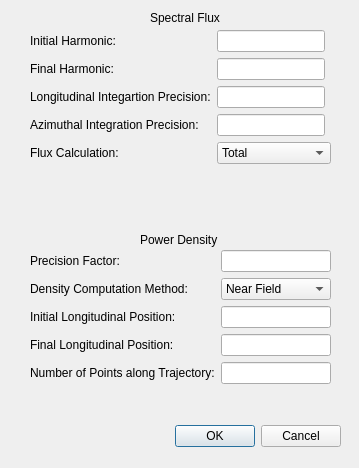
Above: radtrack/ui/precisionthicksrw.ui from aerosadegh/radtrack before the change. Below: the same form after it.
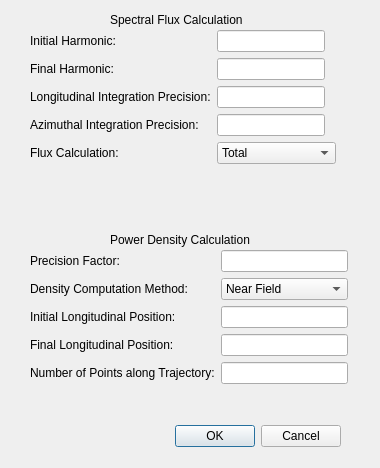
That is the form after the change.

Patch:
```diff
--- a/radtrack/ui/precisionthicksrw.ui
+++ b/radtrack/ui/precisionthicksrw.ui
@@ -6,7 +6,7 @@
    <rect>
     <x>0</x>
     <y>0</y>
-    <width>359</width>
+    <width>380</width>
     <height>468</height>
    </rect>
   </property>
@@ -34,7 +34,7 @@
     <rect>
      <x>30</x>
      <y>30</y>
-     <width>301</width>
+     <width>321</width>
      <height>181</height>
     </rect>
    </property>
@@ -65,7 +65,7 @@
     <item row="2" column="0">
      <widget class="QLabel" name="label_4">
       <property name="text">
-       <string>Longitudinal Integartion Precision:</string>
+       <string>Longitudinal Integration Precision:</string>
       </property>
      </widget>
     </item>
@@ -108,27 +108,27 @@
   <widget class="QLabel" name="label">
    <property name="geometry">
     <rect>
-     <x>150</x>
+     <x>110</x>
      <y>10</y>
-     <width>91</width>
-     <height>16</height>
+     <width>161</width>
+     <height>20</height>
     </rect>
    </property>
    <property name="text">
-    <string>Spectral Flux</string>
+    <string>Spectral Flux Calculation</string>
    </property>
   </widget>
   <widget class="QLabel" name="label_7">
    <property name="geometry">
     <rect>
-     <x>140</x>
+     <x>110</x>
      <y>230</y>
-     <width>111</width>
+     <width>161</width>
      <height>20</height>
     </rect>
    </property>
    <property name="text">
-    <string>Power Density</string>
+    <string>Power Density Calculation</string>
    </property>
   </widget>
   <widget class="QWidget" name="formLayoutWidget_2">
@@ -136,7 +136,7 @@
     <rect>
      <x>30</x>
      <y>250</y>
-     <width>301</width>
+     <width>318</width>
      <height>161</height>
     </rect>
    </property>
```
Left out of the diff: 2 changed lines with no effect on the pictures.
